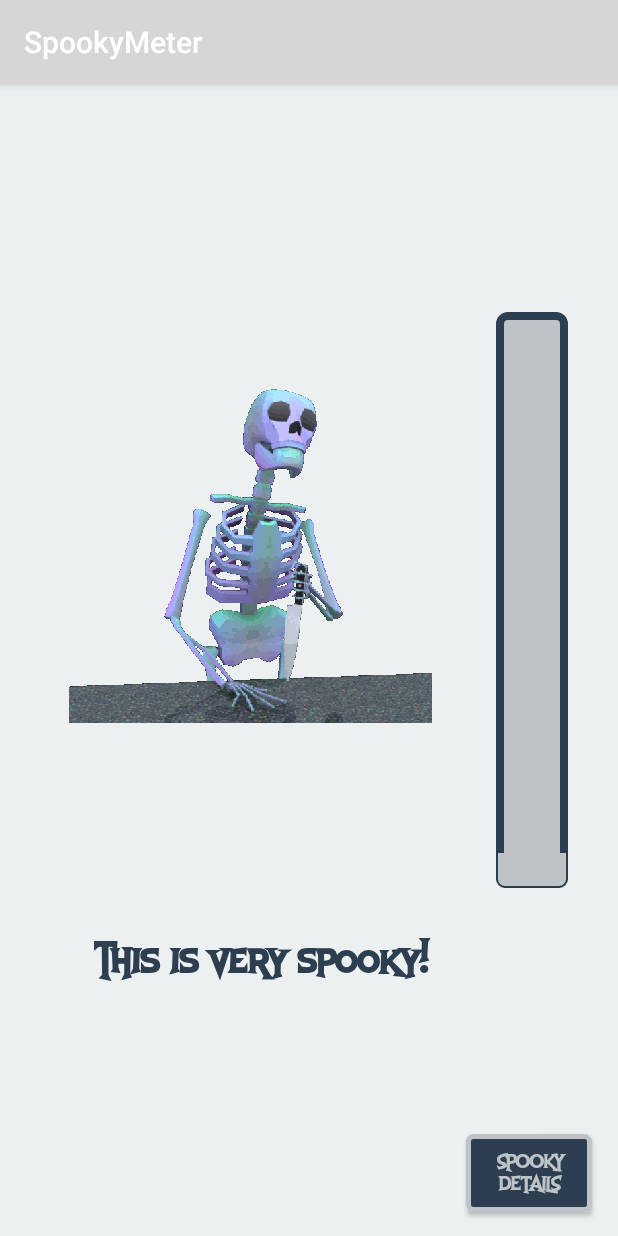
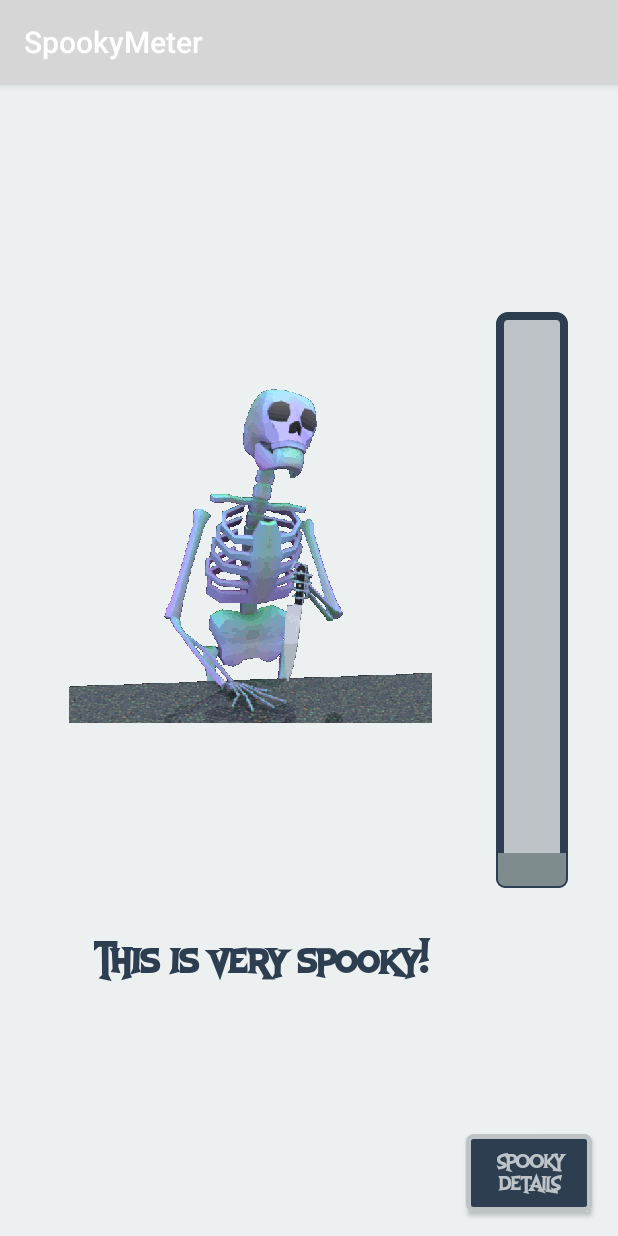
Before and after one commit to Luminations/spooky, an Android app: the screen it shows after launch (MainActivity), on a phone screen of 412 x 824 dp. Run offline under Robolectric (Android 15) with nearby library versions, the phone set to English and light mode, and no system bars; 2 statements that could not run were skipped.

Commit message:
final version

```diff
--- a/spooky/Programm/app/src/main/res/drawable/verticalprogressbar.xml
+++ b/spooky/Programm/app/src/main/res/drawable/verticalprogressbar.xml
@@ -15,7 +15,7 @@
             android:gravity="bottom">
             <shape>
                 <corners android:radius="5dip"/>
-                <solid android:color="#bdc3c7"/>
+                <solid android:color="#7f8c8d"/>
                 <stroke
                     android:width="1dp"
                     android:color="#2c3e50" />
```
